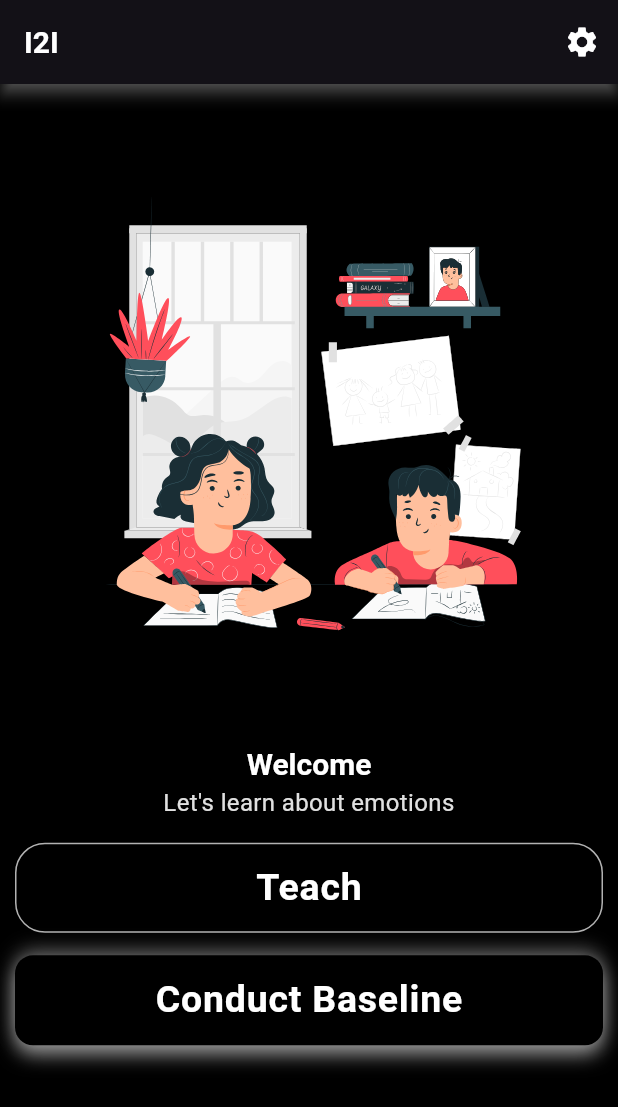
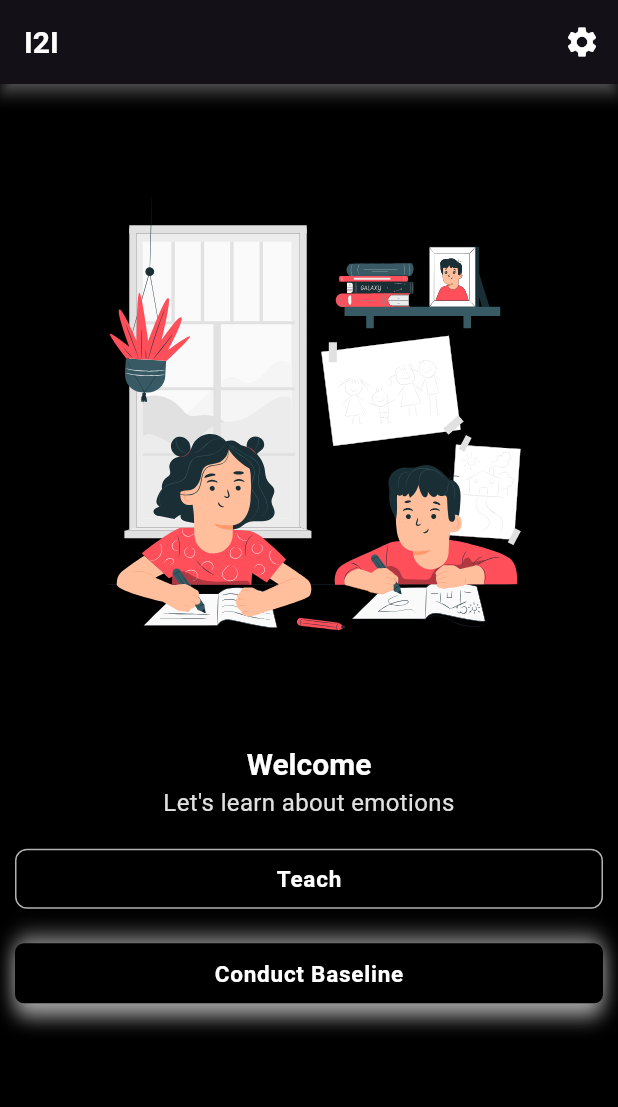
Before and after one commit to Prathamesh-Thorat-1729/i2i, a Flutter app: the screen it shows after launch, on a phone screen of 412 x 824 dp. Shown: the top 1107 px of the screen. Run offline on Flutter 3.47's test engine with Material 3 defaults, Android fonts, the phone set to English and light mode, and no system bars; our stand-ins replace csv, floor, google_fonts, lottie, permission_handler, settings_ui and 2 more; accounts and stored records are empty; generated files the repository leaves out were written again.

Commit message:
Describe your change clearly

```diff
--- a/lib/components/common_button.dart
+++ b/lib/components/common_button.dart
@@ -19,7 +19,7 @@ class CommonButton extends StatelessWidget {
   @override
   Widget build(BuildContext context) {
     final textStyle = TextStyle(
-      fontSize: 25.0,
+      fontSize: 15.0,
       fontWeight: FontWeight.w600,
       letterSpacing: 0.5,
       color: Colors.white,
@@ -38,15 +38,15 @@ class CommonButton extends StatelessWidget {
                     width: 1,
                   ),
                   shape: RoundedRectangleBorder(
-                    borderRadius: BorderRadius.circular(20.0),
+                    borderRadius: BorderRadius.circular(8.0),
                   ),
-                  padding: EdgeInsets.symmetric(vertical: 12, horizontal: 50),
+                  padding: EdgeInsets.symmetric(vertical: 0, horizontal: 50),
                 ),
                 child: Text(text, style: textStyle),
               )
               : Container(
                 decoration: BoxDecoration(
-                  borderRadius: BorderRadius.circular(12.0),
+                  borderRadius: BorderRadius.circular(8.0),
                   boxShadow: [
                     // Bottom shadow
                     BoxShadow(
@@ -69,9 +69,9 @@ class CommonButton extends StatelessWidget {
                     foregroundColor: Colors.white,
                     elevation: 0, // using custom shadows instead
                     shape: RoundedRectangleBorder(
-                      borderRadius: BorderRadius.circular(12.0),
+                      borderRadius: BorderRadius.circular(6.0),
                     ),
-                    padding: EdgeInsets.symmetric(vertical: 12, horizontal: 24),
+                    padding: EdgeInsets.symmetric(vertical: 0, horizontal: 24),
                   ),
                   child: Text(text, style: textStyle),
                 ),
```
Also changed, not shown: lib/components/quiz_page.dart (+5 -8 lines), lib/screens/quiz_screen.dart (+16 -16 lines).
